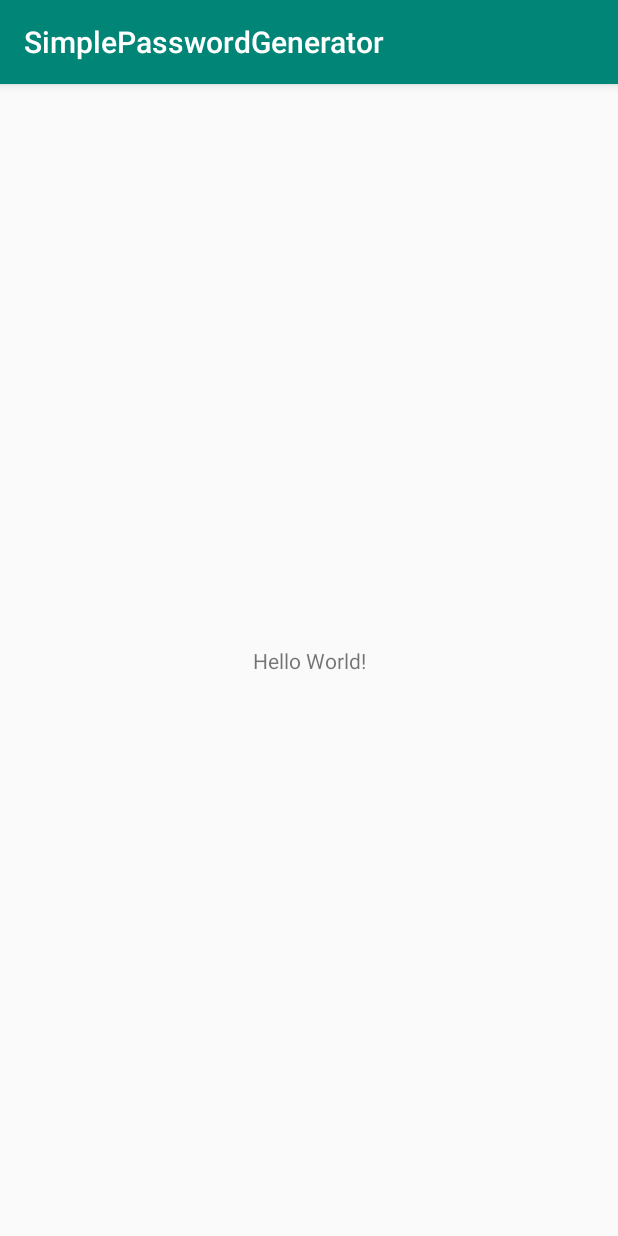
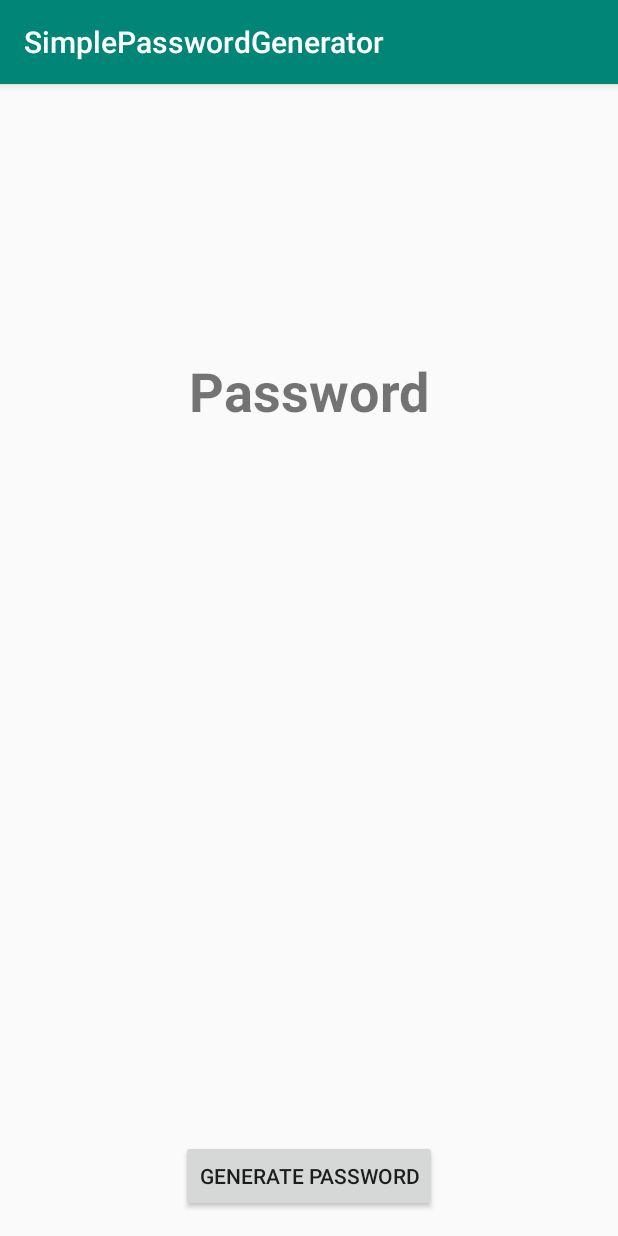
Before and after one commit to kmnthecoder/SimplePasswordGenerator, an Android app: the screen it shows after launch (MainActivity), on a phone screen of 412 x 824 dp. Run offline under Robolectric (Android 15) with nearby library versions, the phone set to English and light mode, and no system bars.

Commit message:
- added generate password button, has placeholder toast does nothing yet - added function when pressing the password textview, it will copy to the clipboard, and show a toast

```diff
--- a/app/src/main/java/com/lotex/android/simplepasswordgenerator/MainActivity.java
+++ b/app/src/main/java/com/lotex/android/simplepasswordgenerator/MainActivity.java
@@ -2,13 +2,55 @@ package com.lotex.android.simplepasswordgenerator;
 
 import androidx.appcompat.app.AppCompatActivity;
 
+import android.content.ClipData;
+import android.content.ClipboardManager;
 import android.os.Bundle;
+import android.view.View;
+import android.widget.Button;
+import android.widget.TextView;
+import android.widget.Toast;
 
 public class MainActivity extends AppCompatActivity {
+
+    private Button mGenerateButton;
+    private TextView mTextPassword;
+    private ClipboardManager mClipboard;
+    private ClipData mClip;
 
     @Override
     protected void onCreate(Bundle savedInstanceState) {
         super.onCreate(savedInstanceState);
         setContentView(R.layout.activity_main);
+
+        mGenerateButton = findViewById(R.id.button_generate);
+        mTextPassword = findViewById(R.id.text_password);
+
+
+        // Set on click listener for generate password button
+        mGenerateButton.setOnClickListener(new View.OnClickListener() {
+            @Override
+            public void onClick(View v) {
+                // Placeholder function
+                // ***REPLACE FUNCTIONALITY HERE***
+                Toast.makeText(getApplicationContext(), "Generate Password", Toast.LENGTH_SHORT).show();
+            }
+        });
+
+        // Set on click listener for copy and pasting the generated password
+        mTextPassword.setOnClickListener(new View.OnClickListener() {
+            @Override
+            public void onClick(View v) {
+
+                // Copy text to universal android clipboard
+                mClipboard = (ClipboardManager) getSystemService(CLIPBOARD_SERVICE);
+                String text = mTextPassword.getText().toString();
+                mClip = ClipData.newPlainText("text", text);
+                mClipboard.setPrimaryClip(mClip);
+
+                // Toast to say text copied
+                Toast.makeText(getApplicationContext(), "Text Copied", Toast.LENGTH_SHORT).show();
+            }
+        });
+
     }
 }
--- a/app/src/main/res/layout/activity_main.xml
+++ b/app/src/main/res/layout/activity_main.xml
@@ -7,12 +7,30 @@
     tools:context=".MainActivity">
 
     <TextView
+        android:id="@+id/text_password"
         android:layout_width="wrap_content"
         android:layout_height="wrap_content"
-        android:text="Hello World!"
+        android:text="@string/placeholder_password"
+        android:textSize="36sp"
+        android:textStyle="bold"
         app:layout_constraintBottom_toBottomOf="parent"
+        app:layout_constraintEnd_toEndOf="parent"
+        app:layout_constraintHorizontal_bias="0.5"
         app:layout_constraintLeft_toLeftOf="parent"
         app:layout_constraintRight_toRightOf="parent"
-        app:layout_constraintTop_toTopOf="parent" />
+        app:layout_constraintStart_toStartOf="parent"
+        app:layout_constraintTop_toTopOf="parent"
+        app:layout_constraintVertical_bias="0.25" />
+
+    <Button
+        android:id="@+id/button_generate"
+        android:layout_width="wrap_content"
+        android:layout_height="wrap_content"
+        android:layout_marginBottom="16dp"
+        android:text="@string/generate_password_text"
+        app:layout_constraintBottom_toBottomOf="parent"
+        app:layout_constraintEnd_toEndOf="parent"
+        app:layout_constraintStart_toStartOf="parent" />
+
 
 </androidx.constraintlayout.widget.ConstraintLayout>
--- a/app/src/main/res/values/strings.xml
+++ b/app/src/main/res/values/strings.xml
@@ -1,3 +1,5 @@
 <resources>
     <string name="app_name">SimplePasswordGenerator</string>
+    <string name="placeholder_password">Password</string>
+    <string name="generate_password_text">Generate Password</string>
 </resources>
```
